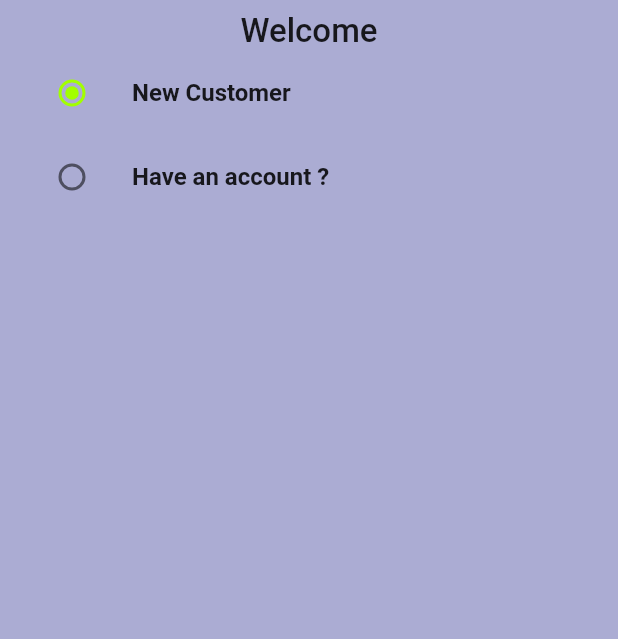
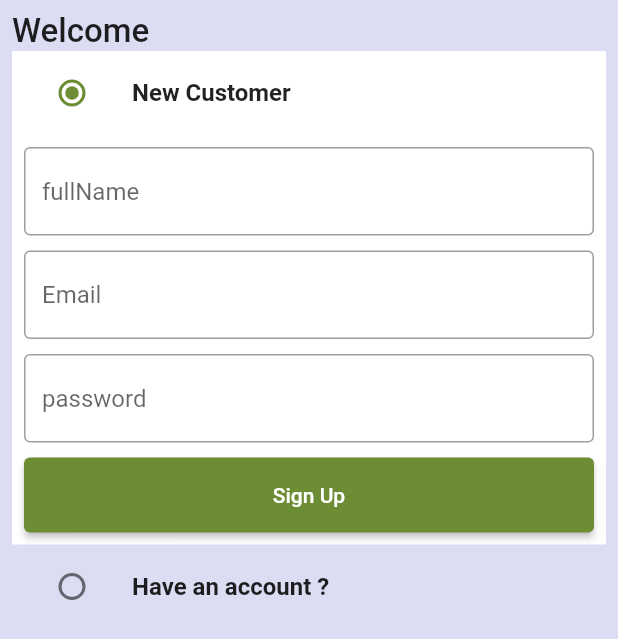
Before and after one commit to EngNohaIbraheem/mysouq, a Flutter app: the screen it shows after launch, on a phone screen of 412 x 824 dp. Shown: the top 639 px of the screen. Run offline on Flutter 3.47's test engine with Material 2 defaults, Android fonts, the phone set to English and light mode, and no system bars.

Commit message:
05: Auth screen

```diff
--- a/lib/app/screens/auth_screen.dart
+++ b/lib/app/screens/auth_screen.dart
@@ -1,5 +1,8 @@
 import 'package:flutter/material.dart';
 import 'package:my_souq/components/declarations.dart';
+
+import '../widgets/custom_button.dart';
+import '../widgets/custom_text.dart';
 
 enum AuthEnum {
   signin,
@@ -20,6 +23,17 @@ class _AuthScreenState extends State<AuthScreen> {
   final _signUpKey = GlobalKey<FormState>();
   final _signInKey = GlobalKey<FormState>();
 
+  final TextEditingController _emailTxt = TextEditingController();
+  final TextEditingController _passwordTxt = TextEditingController();
+  final TextEditingController _nameTxt = TextEditingController();
+
+  @override
+  void dispose() {
+    super.dispose();
+    _emailTxt.dispose();
+    _passwordTxt.dispose();
+    _nameTxt.dispose();
+  }
 
   @override
   Widget build(BuildContext context) {
@@ -29,6 +43,7 @@ class _AuthScreenState extends State<AuthScreen> {
         child: Padding(
           padding: const EdgeInsets.all(8.0),
           child: Column(
+            crossAxisAlignment: CrossAxisAlignment.start,
             children: [
               const Text(
                   'Welcome',
@@ -38,6 +53,7 @@ class _AuthScreenState extends State<AuthScreen> {
                 ),
               ),
               ListTile(
+                tileColor: _auth == AuthEnum.signup ? Declarations.backgroundColor : Declarations.greyBackgroundColor,
                 title: const Text("New Customer", style: TextStyle(fontWeight: FontWeight.bold),),
                 leading: Radio(
                   activeColor: Declarations.secondaryColor,
@@ -51,13 +67,28 @@ class _AuthScreenState extends State<AuthScreen> {
                 ),
               ),
               if (_auth == AuthEnum.signup)
-                Form(
-                    key: _signUpKey,
-                    child: Column (
+                Container(
+                  padding: const EdgeInsets.all(8),
+                  color: Declarations.backgroundColor,
+                  child: Form(
+                      key: _signUpKey,
+                      child: Column (
+                          children: [
+                            CustomText(controller: _nameTxt, hinTxt: 'fullName',),
+                            const SizedBox(height: 10,),
+                            CustomText(controller: _emailTxt, hinTxt: 'Email',),
+                            const SizedBox(height: 10,),
+                            CustomText(controller: _passwordTxt, hinTxt: 'password',),
+                            const SizedBox(height: 10,),
+                            CustomButton(text: "Sign Up" , onTap: () {
 
-                    )
+                            }, )
+                          ],
+                      )
+                  ),
                 ),
               ListTile(
+                tileColor: _auth == AuthEnum.signin ? Declarations.backgroundColor : Declarations.greyBackgroundColor,
                 title: const Text("Have an account ?", style: TextStyle(fontWeight: FontWeight.bold),),
                 leading: Radio(
                   activeColor: Declarations.secondaryColor,
@@ -69,7 +100,25 @@ class _AuthScreenState extends State<AuthScreen> {
                     });
                   },
                 ),
-              )
+              ),
+              if (_auth == AuthEnum.signin)
+                Container(
+                  padding: const EdgeInsets.all(8),
+                  color: Declarations.backgroundColor,
+                  child: Form(
+                      key: _signUpKey,
+                      child: Column (
+                        children: [
+                          CustomText(controller: _emailTxt, hinTxt: 'Email',),
+                          const SizedBox(height: 10,),
+                          CustomText(controller: _passwordTxt, hinTxt: 'password',),
+                          const SizedBox(height: 10,),
+                          CustomButton(text: "Sign In" , onTap: () {
+                          }, )
+                        ],
+                      )
+                  ),
+                ),
             ],
           ),
         ),
--- /dev/null
+++ b/lib/app/widgets/custom_button.dart
@@ -0,0 +1,21 @@
+import 'package:flutter/material.dart';
+
+
+class CustomButton extends StatelessWidget {
+  const CustomButton({Key? key, required this.text, required this.onTap})
+      : super(key: key);
+
+  final String text;
+  final VoidCallback onTap;
+
+  @override
+  Widget build(BuildContext context) {
+    return ElevatedButton(
+      onPressed: onTap,
+      style: ElevatedButton.styleFrom(
+        minimumSize: const Size(double.infinity, 50),
+      ),
+      child: Text(text),
+    );
+  }
+}
--- /dev/null
+++ b/lib/app/widgets/custom_text.dart
@@ -0,0 +1,32 @@
+import 'package:flutter/material.dart';
+
+class CustomText extends StatelessWidget {
+  const CustomText({Key? key, required this.controller, required this.hinTxt})
+      : super(key: key);
+
+  final TextEditingController controller;
+  final String hinTxt;
+
+  @override
+  Widget build(BuildContext context) {
+    return TextFormField(
+      controller: controller,
+      decoration: InputDecoration(
+        hintText: hinTxt,
+        border: const OutlineInputBorder(
+            borderSide: BorderSide(
+              color: Colors.black38,
+            )
+        ),
+        enabledBorder: const OutlineInputBorder(
+            borderSide: BorderSide(
+              color: Colors.black38,
+            )
+        ),
+      ),
+      validator: (valdate) {
+
+      },
+    );
+  }
+}
--- a/lib/components/declarations.dart
+++ b/lib/components/declarations.dart
@@ -10,9 +10,9 @@ class Declarations {
     stops: [0.5, 1.0],
   );
 
-  static const secondaryColor = Color.fromRGBO(162, 255, 0, 1.0);
+  static const secondaryColor = Color.fromRGBO(109, 141, 53, 1.0);
   static const backgroundColor = Colors.white;
-  static const Color greyBackgroundColor = Color(0xffabacd3);
+  static const Color greyBackgroundColor = Color(0xffdcdcf3);
   static var selectedNavBarColor = const Color.fromARGB(255, 41, 59, 185);
   static const unselectedNavBarColor = Color.fromARGB(255, 0, 0, 0);
 }
```
